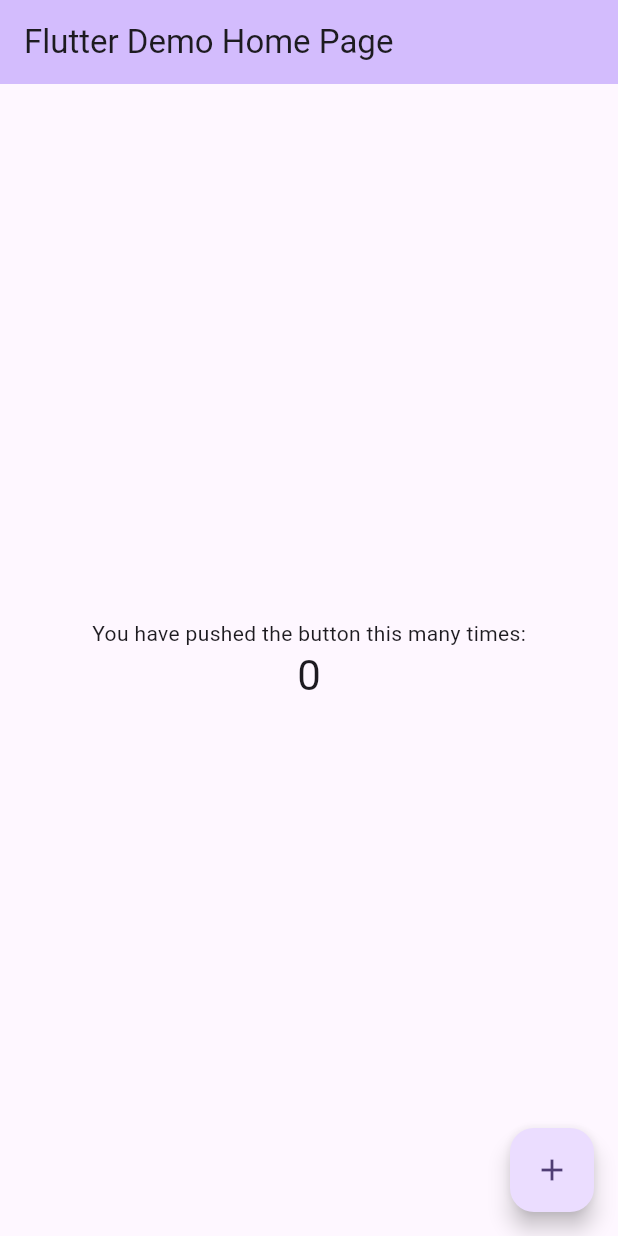
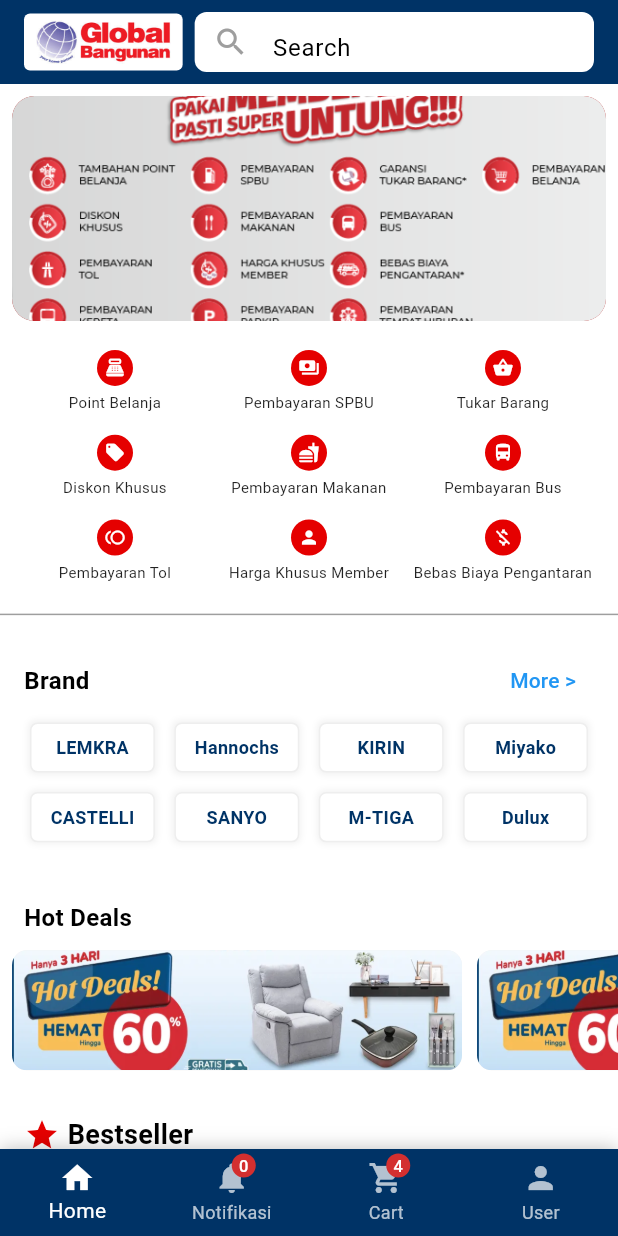
Before and after one commit to va11h411a/Global_bangunan_app, a Flutter app: the screen it shows after launch, on a phone screen of 412 x 824 dp. Run offline on Flutter 3.47's test engine with Material 3 defaults, Android fonts, the phone set to English and light mode, and no system bars.

Commit message:
membuat home screen (test)

```diff
--- /dev/null
+++ b/lib/components/brand_logo.dart
@@ -0,0 +1,43 @@
+import 'package:flutter/material.dart';
+
+class BrandLogo extends StatelessWidget {
+  final String logoText;
+  // Dalam project nyata, Anda akan menggunakan Image.asset atau Image.network
+  // Tapi untuk tujuan tampilan, kita gunakan Container dengan teks.
+
+  const BrandLogo({
+    super.key,
+    required this.logoText,
+  });
+
+  @override
+  Widget build(BuildContext context) {
+    return Container(
+      width: 90,
+      height: 40,
+      margin: const EdgeInsets.symmetric(horizontal: 4, vertical: 4),
+      decoration: BoxDecoration(
+        color: Colors.white,
+        borderRadius: BorderRadius.circular(5),
+        border: Border.all(color: Colors.grey.shade200, width: 1),
+        boxShadow: [
+          BoxShadow(
+            color: Colors.black.withOpacity(0.05),
+            spreadRadius: 1,
+            blurRadius: 3,
+          ),
+        ],
+      ),
+      child: Center(
+        child: Text(
+          logoText,
+          style: TextStyle(
+            fontWeight: FontWeight.bold,
+            fontSize: 12,
+            color: Theme.of(context).primaryColor,
+          ),
+        ),
+      ),
+    );
+  }
+}
--- /dev/null
+++ b/lib/components/product_item.dart
@@ -0,0 +1,93 @@
+import 'package:flutter/material.dart';
+
+class ProductItem extends StatelessWidget {
+  final String title;
+  final String price;
+  final String imagePath; // Placeholder untuk gambar
+
+  const ProductItem({
+    super.key,
+    required this.title,
+    required this.price,
+    required this.imagePath,
+  });
+
+  @override
+  Widget build(BuildContext context) {
+    return Container(
+      width: 150, // Sesuaikan lebar kartu
+      margin: const EdgeInsets.symmetric(horizontal: 8, vertical: 8),
+      decoration: BoxDecoration(
+        color: Colors.white,
+        borderRadius: BorderRadius.circular(8),
+        boxShadow: [
+          BoxShadow(
+            color: Colors.black.withOpacity(0.1),
+            spreadRadius: 1,
+            blurRadius: 5,
+            offset: const Offset(0, 2),
+          ),
+        ],
+      ),
+      child: Column(
+        crossAxisAlignment: CrossAxisAlignment.start,
+        children: [
+          // Bagian Gambar
+          Container(
+            height: 120,
+            decoration: BoxDecoration(
+              color: Colors.grey.shade100,
+              borderRadius: const BorderRadius.vertical(top: Radius.circular(8)),
+              image: DecorationImage(
+                image: AssetImage(imagePath),
+                fit: BoxFit.cover,
+              ),
+            ),
+          ),
+
+          // Bagian Deskripsi Produk
+          Padding(
+            padding: const EdgeInsets.all(8.0),
+            child: Column(
+              crossAxisAlignment: CrossAxisAlignment.start,
+              children: [
+                Text(
+                  title,
+                  style: const TextStyle(
+                    fontWeight: FontWeight.w600,
+                    fontSize: 14,
+                  ),
+                  maxLines: 2,
+                  overflow: TextOverflow.ellipsis,
+                ),
+                const SizedBox(height: 4),
+                Text(
+                  price,
+                  style: TextStyle(
+                    color: Theme.of(context).colorScheme.secondary,
+                    fontWeight: FontWeight.bold,
+                    fontSize: 16,
+                  ),
+                ),
+              ],
+            ),
+          ),
+
+          // Bagian Keranjang/Ikon
+          Row(
+            mainAxisAlignment: MainAxisAlignment.end,
+            children: [
+              IconButton(
+                icon: const Icon(Icons.shopping_cart_outlined, size: 20),
+                color: Colors.grey.shade600,
+                onPressed: () {
+                  // Aksi tambah ke keranjang
+                },
+              ),
+            ],
+          )
+        ],
+      ),
+    );
+  }
+}
--- a/lib/main.dart
+++ b/lib/main.dart
@@ -1,122 +1,29 @@
 import 'package:flutter/material.dart';
+import 'package:global_bangunan_app/screens/home_screen.dart'; // Sesuaikan nama folder project jika berbeda
 
 void main() {
-  runApp(const MyApp());
+  runApp(const GlobalBangunanApp());
 }
 
-class MyApp extends StatelessWidget {
-  const MyApp({super.key});
+class GlobalBangunanApp extends StatelessWidget {
+  const GlobalBangunanApp({super.key});
 
-  // This widget is the root of your application.
   @override
   Widget build(BuildContext context) {
     return MaterialApp(
-      title: 'Flutter Demo',
+      title: 'Global Bangunan',
+      debugShowCheckedModeBanner: false, // Untuk menghilangkan banner 'DEBUG'
       theme: ThemeData(
-        // This is the theme of your application.
-        //
-        // TRY THIS: Try running your application with "flutter run". You'll see
-        // the application has a purple toolbar. Then, without quitting the app,
-        // try changing the seedColor in the colorScheme below to Colors.green
-        // and then invoke "hot reload" (save your changes or press the "hot
-        // reload" button in a Flutter-supported IDE, or press "r" if you used
-        // the command line to start the app).
-        //
-        // Notice that the counter didn't reset back to zero; the application
-        // state is not lost during the reload. To reset the state, use hot
-        // restart instead.
-        //
-        // This works for code too, not just values: Most code changes can be
-        // tested with just a hot reload.
-        colorScheme: .fromSeed(seedColor: Colors.deepPurple),
+        primaryColor: const Color(0xFF003366), // Warna biru gelap logo
+        colorScheme: ColorScheme.fromSwatch(
+          primarySwatch: Colors.blue,
+        ).copyWith(
+          secondary: const Color(0xFFE50000), // Warna merah untuk aksen
+        ),
+        fontFamily: 'Roboto', // Contoh font
+        useMaterial3: true,
       ),
-      home: const MyHomePage(title: 'Flutter Demo Home Page'),
+      home: const HomeScreen(),
     );
   }
 }
-
-class MyHomePage extends StatefulWidget {
-  const MyHomePage({super.key, required this.title});
-
-  // This widget is the home page of your application. It is stateful, meaning
-  // that it has a State object (defined below) that contains fields that affect
-  // how it looks.
-
-  // This class is the configuration for the state. It holds the values (in this
-  // case the title) provided by the parent (in this case the App widget) and
-  // used by the build method of the State. Fields in a Widget subclass are
-  // always marked "final".
-
-  final String title;
-
-  @override
-  State<MyHomePage> createState() => _MyHomePageState();
-}
-
-class _MyHomePageState extends State<MyHomePage> {
-  int _counter = 0;
-
-  void _incrementCounter() {
-    setState(() {
-      // This call to setState tells the Flutter framework that something has
-      // changed in this State, which causes it to rerun the build method below
-      // so that the display can reflect the updated values. If we changed
-      // _counter without calling setState(), then the build method would not be
-      // called again, and so nothing would appear to happen.
-      _counter++;
-    });
-  }
-
-  @override
-  Widget build(BuildContext context) {
-    // This method is rerun every time setState is called, for instance as done
-    // by the _incrementCounter method above.
-    //
-    // The Flutter framework has been optimized to make rerunning build methods
-    // fast, so that you can just rebuild anything that needs updating rather
-    // than having to individually change instances of widgets.
-    return Scaffold(
-      appBar: AppBar(
-        // TRY THIS: Try changing the color here to a specific color (to
-        // Colors.amber, perhaps?) and trigger a hot reload to see the AppBar
-        // change color while the other colors stay the same.
-        backgroundColor: Theme.of(context).colorScheme.inversePrimary,
-        // Here we take the value from the MyHomePage object that was created by
-        // the App.build method, and use it to set our appbar title.
-        title: Text(widget.title),
-      ),
-      body: Center(
-        // Center is a layout widget. It takes a single child and positions it
-        // in the middle of the parent.
-        child: Column(
-          // Column is also a layout widget. It takes a list of children and
-          // arranges them vertically. By default, it sizes itself to fit its
-          // children horizontally, and tries to be as tall as its parent.
-          //
-          // Column has various properties to control how it sizes itself and
-          // how it positions its children. Here we use mainAxisAlignment to
-          // center the children vertically; the main axis here is the vertical
-          // axis because Columns are vertical (the cross axis would be
-          // horizontal).
-          //
-          // TRY THIS: Invoke "debug painting" (choose the "Toggle Debug Paint"
-          // action in the IDE, or press "p" in the console), to see the
-          // wireframe for each widget.
-          mainAxisAlignment: .center,
-          children: [
-            const Text('You have pushed the button this many times:'),
-            Text(
-              '$_counter',
-              style: Theme.of(context).textTheme.headlineMedium,
-            ),
-          ],
-        ),
-      ),
-      floatingActionButton: FloatingActionButton(
-        onPressed: _incrementCounter,
-        tooltip: 'Increment',
-        child: const Icon(Icons.add),
-      ),
-    );
-  }
-}
--- /dev/null
+++ b/lib/screens/home_screen.dart
@@ -0,0 +1,321 @@
+import 'package:flutter/material.dart';
+import 'package:global_bangunan_app/components/product_item.dart';
+import 'package:global_bangunan_app/components/brand_logo.dart';
+
+class HomeScreen extends StatelessWidget {
+  const HomeScreen({super.key});
+
+  @override
+  Widget build(BuildContext context) {
+    return Scaffold(
+      appBar: _buildAppBar(context),
+      body: SingleChildScrollView(
+        child: Column(
+          crossAxisAlignment: CrossAxisAlignment.start,
+          children: [
+            _buildHeaderPromo(),
+            _buildBrandSection(),
+            _buildHotDeals(context),
+            _buildBestsellerSection(context),
+            const SizedBox(height: 80), // Ruang agar tidak tertutup Bottom Nav Bar
+          ],
+        ),
+      ),
+      bottomNavigationBar: _buildBottomNavBar(context),
+    );
+  }
+
+  // --- Widget Pembantu ---
+
+  // 1. App Bar (Bagian Atas)
+  PreferredSizeWidget _buildAppBar(BuildContext context) {
+    return AppBar(
+      backgroundColor: Theme.of(context).primaryColor,
+      title: Row(
+        children: [
+          // Placeholder Logo Global Bangunan
+          // Logo Global Bangunan
+          Container(
+             padding: const EdgeInsets.symmetric(horizontal: 8, vertical: 4),
+             decoration: BoxDecoration(
+               color: Colors.white,
+               borderRadius: BorderRadius.circular(4),
+             ),
+             child: Image.asset(
+              'assets/logo.jpeg',
+              height: 30,
+              fit: BoxFit.contain,
+            ),
+          ),
+          const SizedBox(width: 8),
+          Expanded(
+            child: Container(
+              height: 40,
+              decoration: BoxDecoration(
+                color: Colors.white,
+                borderRadius: BorderRadius.circular(8),
+              ),
+              child: const TextField(
+                decoration: InputDecoration(
+                  hintText: 'Search',
+                  border: InputBorder.none,
+                  prefixIcon: Icon(Icons.search, color: Colors.grey),
+                  contentPadding: EdgeInsets.symmetric(vertical: 8),
+                ),
+              ),
+            ),
+          ),
+        ],
+      ),
+    );
+  }
+
+  // 2. Header dan Promo Member
+  Widget _buildHeaderPromo() {
+    return Column(
+      children: [
+        // Gambar 1: Promo Member Untung
+        Container(
+          height: 150,
+          margin: const EdgeInsets.all(8),
+          decoration: BoxDecoration(
+            color: Colors.red.shade900, // Warna latar belakang merah gelap
+            borderRadius: BorderRadius.circular(15),
+            image: const DecorationImage(
+              image: AssetImage('assets/gambar_membership.png'),
+              fit: BoxFit.cover,
+            ),
+          ),
+        ),
+        // Placeholder untuk list Benefit Member
+        Padding(
+          padding: const EdgeInsets.symmetric(horizontal: 16.0, vertical: 8.0),
+          child: GridView.count(
+            physics: const NeverScrollableScrollPhysics(), // Nonaktifkan scroll GridView
+            shrinkWrap: true,
+            crossAxisCount: 3,
+            mainAxisSpacing: 8,
+            crossAxisSpacing: 8,
+            childAspectRatio: 2.5,
+            children: const [
+              _PromoBenefit(icon: Icons.point_of_sale, text: 'Point Belanja'),
+              _PromoBenefit(icon: Icons.payments, text: 'Pembayaran SPBU'),
+              _PromoBenefit(icon: Icons.shopping_basket, text: 'Tukar Barang'),
+              _PromoBenefit(icon: Icons.local_offer, text: 'Diskon Khusus'),
+              _PromoBenefit(icon: Icons.fastfood, text: 'Pembayaran Makanan'),
+              _PromoBenefit(icon: Icons.directions_bus, text: 'Pembayaran Bus'),
+              _PromoBenefit(icon: Icons.toll, text: 'Pembayaran Tol'),
+              _PromoBenefit(icon: Icons.person, text: 'Harga Khusus Member'),
+              _PromoBenefit(icon: Icons.money_off, text: 'Bebas Biaya Pengantaran'),
+            ],
+          ),
+        ),
+        const Divider(height: 20, thickness: 1, color: Colors.grey),
+      ],
+    );
+  }
+
+  // 3. Section Brand
+  Widget _buildBrandSection() {
+    // List placeholder data brand
+    final List<String> brands = ['LEMKRA', 'Hannochs', 'KIRIN', 'Miyako', 'CASTELLI', 'SANYO', 'M-TIGA', 'Dulux'];
+
+    return Padding(
+      padding: const EdgeInsets.symmetric(horizontal: 16.0, vertical: 10.0),
+      child: Column(
+        crossAxisAlignment: CrossAxisAlignment.start,
+        children: [
+          Row(
+            mainAxisAlignment: MainAxisAlignment.spaceBetween,
+            children: [
+              const Text('Brand', style: TextStyle(fontWeight: FontWeight.bold, fontSize: 16)),
+              TextButton(
+                onPressed: () {},
+                child: const Text('More >', style: TextStyle(color: Colors.blue, fontSize: 14)),
+              ),
+            ],
+          ),
+          GridView.builder(
+            physics: const NeverScrollableScrollPhysics(),
+            shrinkWrap: true,
+            gridDelegate: const SliverGridDelegateWithFixedCrossAxisCount(
+              crossAxisCount: 4,
+              childAspectRatio: 2.2,
+              mainAxisSpacing: 5,
+              crossAxisSpacing: 5,
+            ),
+            itemCount: brands.length,
+            itemBuilder: (context, index) {
+              return BrandLogo(logoText: brands[index]);
+            },
+          ),
+          const SizedBox(height: 15),
+        ],
+      ),
+    );
+  }
+
+  // 4. Hot Deals (Carousel)
+  Widget _buildHotDeals(BuildContext context) {
+    return Column(
+      crossAxisAlignment: CrossAxisAlignment.start,
+      children: [
+        const Padding(
+          padding: EdgeInsets.only(left: 16.0, top: 10.0),
+          child: Text('Hot Deals', style: TextStyle(fontWeight: FontWeight.bold, fontSize: 16)),
+        ),
+        SizedBox(
+          height: 100, // Tinggi yang sesuai untuk banner horizontal
+          child: ListView(
+            scrollDirection: Axis.horizontal,
+            padding: const EdgeInsets.symmetric(horizontal: 8.0, vertical: 10.0),
+            children: [
+              // Mengulang banner promo cat (Frame 3.png)
+              _buildHotDealBanner(context),
+              _buildHotDealBanner(context),
+              _buildHotDealBanner(context),
+            ],
+          ),
+        ),
+        const SizedBox(height: 10),
+      ],
+    );
+  }
+
+  // Widget untuk Hot Deal Banner
+  Widget _buildHotDealBanner(BuildContext context) {
+    return Container(
+      width: 300,
+      margin: const EdgeInsets.only(right: 10),
+      decoration: BoxDecoration(
+        borderRadius: BorderRadius.circular(10),
+        color: Colors.grey.shade200, // Placeholder warna untuk banner
+        image: const DecorationImage(
+          image: AssetImage('assets/hot_deals.png'),
+          fit: BoxFit.cover,
+        ),
+      ),
+    );
+  }
+
+  // 5. Section Bestseller
+  Widget _buildBestsellerSection(BuildContext context) {
+    // List placeholder data produk
+    final List<Map<String, String>> bestsellers = [
+      {'title': 'Kran Tembok', 'price': 'Rp 92.500', 'imagePath': 'assets/produk_1.png'},
+      {'title': 'DULUX PE...', 'price': 'Rp 961.200', 'imagePath': 'assets/produk_2.png'},
+      {'title': 'LED BULB', 'price': 'Rp 113.000', 'imagePath': 'assets/produk_3.png'},
+      {'title': 'LED Premiere', 'price': 'Rp 42.500', 'imagePath': 'assets/produk_4.png'},
+      {'title': 'LED Basic', 'price': 'Rp 26.400', 'imagePath': 'assets/produk_5.png'},
+      {'title': 'LP 3U green', 'price': 'Rp 43.000', 'imagePath': 'assets/produk_6.png'},
+    ];
+
+    return Column(
+      crossAxisAlignment: CrossAxisAlignment.start,
+      children: [
+        Padding(
+          padding: const EdgeInsets.only(left: 16.0, top: 10.0),
+          child: Row(
+            children: [
+              Icon(Icons.star, color: Theme.of(context).colorScheme.secondary),
+              const SizedBox(width: 5),
+              const Text('Bestseller', style: TextStyle(fontWeight: FontWeight.bold, fontSize: 18)),
+            ],
+          ),
+        ),
+        GridView.builder(
+          physics: const NeverScrollableScrollPhysics(),
+          shrinkWrap: true,
+          padding: const EdgeInsets.all(8.0),
+          gridDelegate: const SliverGridDelegateWithFixedCrossAxisCount(
+            crossAxisCount: 2, // 2 kolom sesuai design
+            childAspectRatio: 0.7, // Rasio untuk membuat item lebih panjang
+            mainAxisSpacing: 10,
+            crossAxisSpacing: 10,
+          ),
+          itemCount: bestsellers.length,
+          itemBuilder: (context, index) {
+            final item = bestsellers[index];
+            return ProductItem(
+              title: item['title']!,
+              price: item['price']!,
+              imagePath: item['imagePath']!,
+            );
+          },
+        ),
+      ],
+    );
+  }
+
+  // 6. Bottom Navigation Bar
+  Widget _buildBottomNavBar(BuildContext context) {
+    return Container(
+      decoration: BoxDecoration(
+        color: Theme.of(context).primaryColor,
+        boxShadow: const [
+          BoxShadow(
+            color: Colors.black26,
+            blurRadius: 10,
+          ),
+        ],
+      ),
+      child: BottomNavigationBar(
+        backgroundColor: Colors.transparent,
+        elevation: 0,
+        selectedItemColor: Colors.white,
+        unselectedItemColor: Colors.white.withOpacity(0.7),
+        type: BottomNavigationBarType.fixed,
+        items: const [
+          BottomNavigationBarItem(
+            icon: Icon(Icons.home),
+            label: 'Home',
+          ),
+          BottomNavigationBarItem(
+            icon: Badge(label: Text('0'), child: Icon(Icons.notifications)),
+            label: 'Notifikasi',
+          ),
+          BottomNavigationBarItem(
+            icon: Badge(label: Text('4'), child: Icon(Icons.shopping_cart)),
+            label: 'Cart',
+          ),
+          BottomNavigationBarItem(
+            icon: Icon(Icons.person),
+            label: 'User',
+          ),
+        ],
+        currentIndex: 0,
+        onTap: (index) {
+          // Aksi navigasi
+        },
+      ),
+    );
+  }
+}
+
+// Widget untuk icon dan teks benefit member
+class _PromoBenefit extends StatelessWidget {
+  final IconData icon;
+  final String text;
+
+  const _PromoBenefit({required this.icon, required this.text});
+
+  @override
+  Widget build(BuildContext context) {
+    return Column(
+      mainAxisAlignment: MainAxisAlignment.center,
+      children: [
+        CircleAvatar(
+          backgroundColor: Theme.of(context).colorScheme.secondary,
+          radius: 12,
+          child: Icon(icon, color: Colors.white, size: 14),
+        ),
+        const SizedBox(height: 4),
+        Text(
+          text,
+          textAlign: TextAlign.center,
+          style: const TextStyle(fontSize: 10, color: Colors.black87),
+        ),
+      ],
+    );
+  }
+}
--- a/pubspec.yaml
+++ b/pubspec.yaml
@@ -58,8 +58,8 @@
   uses-material-design: true
 
   # To add assets to your application, add an assets section, like this:
-  # assets:
-  #   - images/a_dot_burr.jpeg
+  assets:
+    - assets/
   #   - images/a_dot_ham.jpeg
 
   # An image asset can refer to one or more resolution-specific "variants", see
```
Also changed, not shown: assets/gambar_membership.png (added), assets/hot_deals.png (added), assets/logo.jpeg (added), assets/produk_1.png (added), assets/produk_2.png (added), assets/produk_3.png (added), assets/produk_4.png (added), assets/produk_5.png (added), assets/produk_6.png (added).
